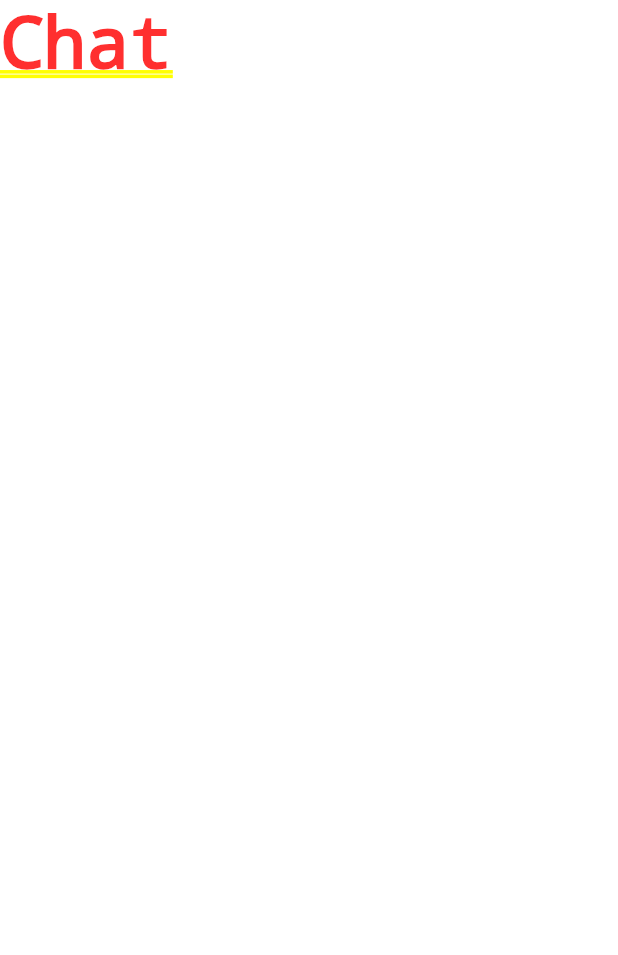
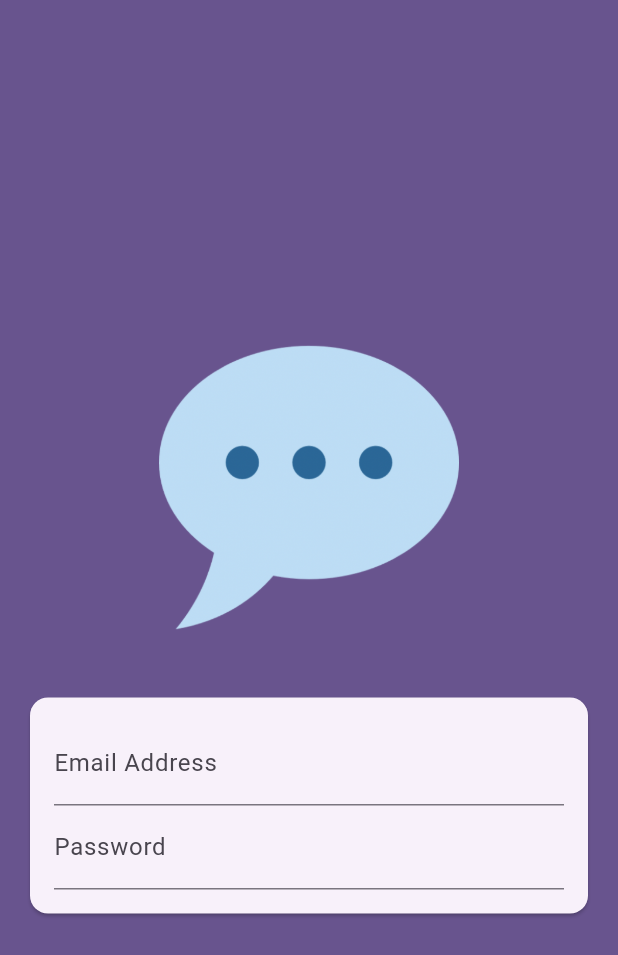
Before and after one commit to muhith7/chat-app, a Flutter app: the screen it shows after launch, on a phone screen of 412 x 824 dp. Shown: the top 955 px of the screen. Run offline on Flutter 3.47's test engine with Material 3 defaults, Android fonts, the phone set to English and light mode, and no system bars.

Commit message:
feat: Adding an Authentication Screen

```diff
--- a/lib/main.dart
+++ b/lib/main.dart
@@ -1,3 +1,4 @@
+import 'package:chat_app/screens/auth.dart';
 import 'package:flutter/material.dart';
 
 void main() {
@@ -15,7 +16,7 @@ class MyApp extends StatelessWidget {
         colorScheme: ColorScheme.fromSeed(seedColor: Colors.deepPurple),
         useMaterial3: true,
       ),
-      home: const Text("Chat"),
+      home: AuthScreen(),
     );
   }
 }
--- /dev/null
+++ b/lib/screens/auth.dart
@@ -0,0 +1,61 @@
+import 'package:flutter/material.dart';
+
+class AuthScreen extends StatefulWidget {
+  const AuthScreen({super.key});
+
+  @override
+  State<AuthScreen> createState() => _AuthScreenState();
+}
+
+class _AuthScreenState extends State<AuthScreen> {
+  @override
+  Widget build(BuildContext context) {
+    return Scaffold(
+      backgroundColor: Theme.of(context).colorScheme.primary,
+      body: Center(
+        child: SingleChildScrollView(
+          child: Column(
+            mainAxisAlignment: MainAxisAlignment.center,
+            children: [
+              Container(
+                margin: const EdgeInsets.only(
+                  top: 30,
+                  bottom: 20,
+                  left: 20,
+                  right: 20
+                ),
+                width: 200,
+                child: Image.asset('assets/images/chat.png')
+              ),
+              Card(
+                margin: const EdgeInsets.all(20),
+                child: SingleChildScrollView(
+                  child: Padding(padding: const EdgeInsets.all(16),
+                  child: Form(child: Column(
+                    mainAxisSize: MainAxisSize.min,
+                    children: [
+                      TextFormField(
+                        decoration: const InputDecoration(
+                          labelText: "Email Address",
+                        ),
+                        keyboardType: TextInputType.emailAddress,
+                        autocorrect: false,
+                        textCapitalization: TextCapitalization.none,
+                      ),
+                      TextFormField(
+                        decoration: const InputDecoration(
+                          labelText: "Password",
+                        ),
+                        obscureText: true,
+                      )
+                    ],
+                  )),),
+                ),
+              )
+            ],
+          ),
+        ),
+      ),
+    );
+  }
+}
--- a/pubspec.yaml
+++ b/pubspec.yaml
@@ -59,7 +59,8 @@ flutter:
   uses-material-design: true
 
   # To add assets to your application, add an assets section, like this:
-  # assets:
+  assets:
+    - assets/images/chat.png
   #   - images/a_dot_burr.jpeg
   #   - images/a_dot_ham.jpeg
 
```
Also changed, not shown: assets/images/chat.png (added).
